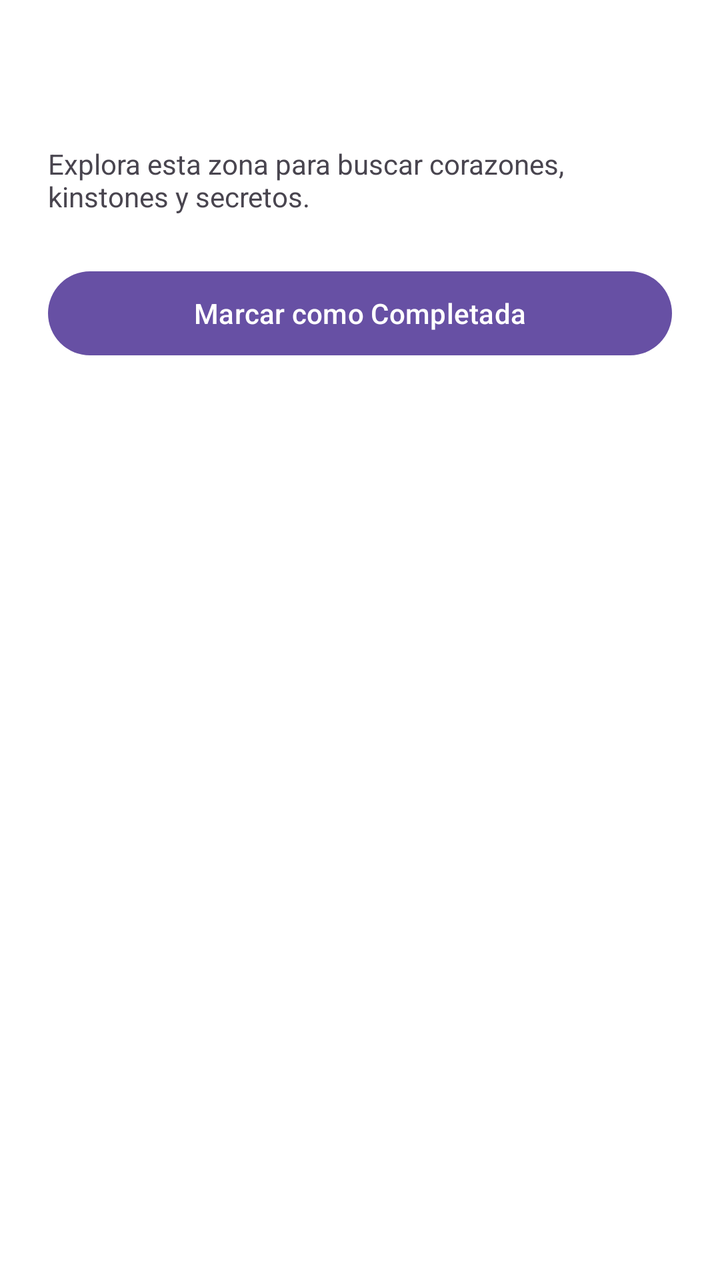
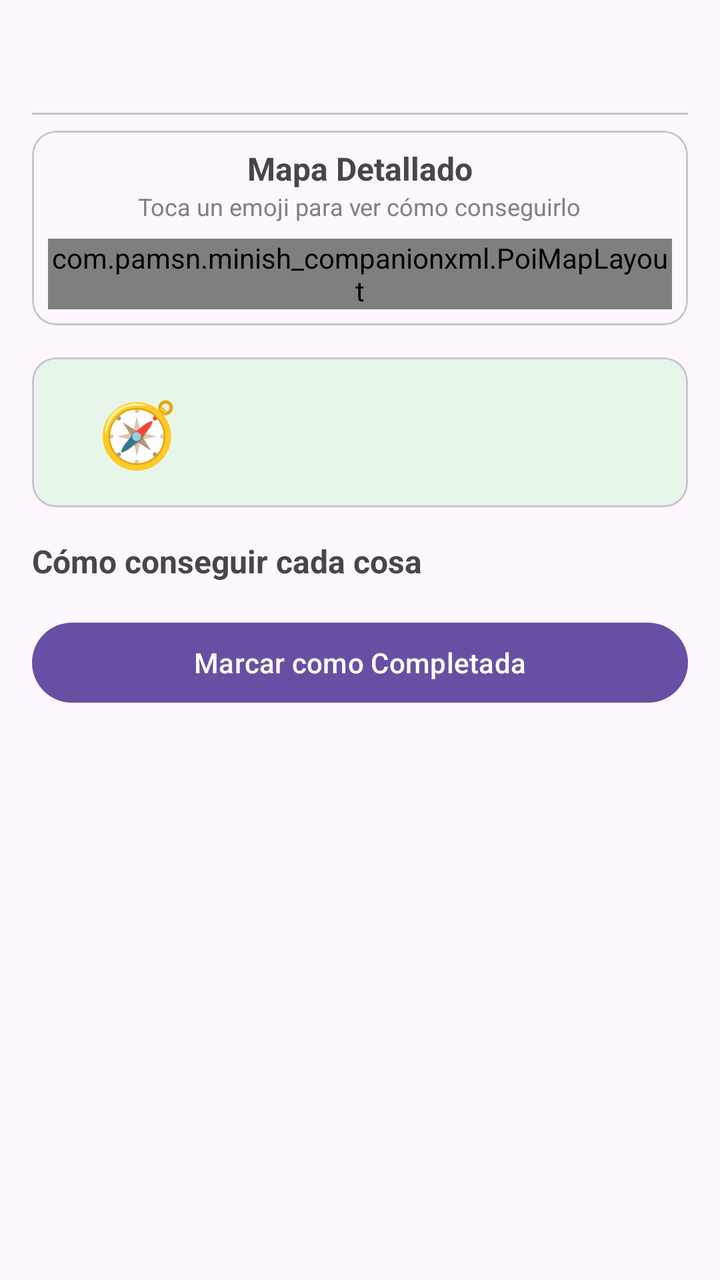

Two renders of the same Android screen: before a commit and after it. Below are the layout's source before the change and the commit's diff.
<!-- AndroidManifest.xml: application theme Theme.Minish_CompanionXML -->
<!-- res/layout/bottom_sheet_region.xml -->
<?xml version="1.0" encoding="utf-8"?>
<LinearLayout xmlns:android="http://schemas.android.com/apk/res/android"
    android:layout_width="match_parent"
    android:layout_height="wrap_content"
    android:orientation="vertical"
    android:padding="24dp"
    android:background="@android:color/white">

    <TextView
        android:id="@+id/tvRegionTitle"
        android:layout_width="match_parent"
        android:layout_height="wrap_content"
        android:textSize="24sp"
        android:textStyle="bold"
        android:textColor="#000000"/>

    <TextView
        android:layout_width="match_parent"
        android:layout_height="wrap_content"
        android:text="Explora esta zona para buscar corazones, kinstones y secretos."
        android:layout_marginTop="16dp"
        android:layout_marginBottom="24dp"/>

    <Button
        android:id="@+id/btnCompleteRegion"
        android:layout_width="match_parent"
        android:layout_height="50dp"
        android:text="Marcar como Completada"/>
</LinearLayout>
<!-- resources referenced by this layout -->
<resources>
  <style name="Theme.Minish_CompanionXML" parent="Base.Theme.Minish_CompanionXML" />
  <style name="Base.Theme.Minish_CompanionXML" parent="Theme.Material3.DayNight.NoActionBar">
          
          
      </style>
</resources>

<!-- the commit's change to res/layout/bottom_sheet_region.xml (unified diff, before → after) -->
@@ -1,29 +1,137 @@
 <?xml version="1.0" encoding="utf-8"?>
-<LinearLayout xmlns:android="http://schemas.android.com/apk/res/android"
+<androidx.core.widget.NestedScrollView xmlns:android="http://schemas.android.com/apk/res/android"
     android:layout_width="match_parent"
-    android:layout_height="wrap_content"
-    android:orientation="vertical"
-    android:padding="24dp"
-    android:background="@android:color/white">
+    android:layout_height="wrap_content">
 
-    <TextView
-        android:id="@+id/tvRegionTitle"
+    <LinearLayout
         android:layout_width="match_parent"
         android:layout_height="wrap_content"
-        android:textSize="24sp"
-        android:textStyle="bold"
-        android:textColor="#000000"/>
+        android:orientation="vertical"
+        android:padding="16dp">
 
-    <TextView
-        android:layout_width="match_parent"
-        android:layout_height="wrap_content"
-        android:text="Explora esta zona para buscar corazones, kinstones y secretos."
-        android:layout_marginTop="16dp"
-        android:layout_marginBottom="24dp"/>
+        
+        <LinearLayout
+            android:layout_width="match_parent"
+            android:layout_height="wrap_content"
+            android:gravity="center_vertical"
+            android:orientation="horizontal">
 
-    <Button
-        android:id="@+id/btnCompleteRegion"
-        android:layout_width="match_parent"
-        android:layout_height="50dp"
-        android:text="Marcar como Completada"/>
-</LinearLayout>
+            <TextView
+                android:id="@+id/tvRegionTitle"
+                android:layout_width="0dp"
+                android:layout_height="wrap_content"
+                android:layout_weight="1"
+                android:textAppearance="?attr/textAppearanceHeadlineSmall"
+                android:textStyle="bold" />
+
+            <TextView
+                android:id="@+id/tvPoiCount"
+                android:layout_width="wrap_content"
+                android:layout_height="wrap_content"
+                android:textSize="16sp" />
+        </LinearLayout>
+
+        <com.google.android.material.divider.MaterialDivider
+            android:layout_width="match_parent"
+            android:layout_height="wrap_content"
+            android:layout_marginVertical="8dp" />
+
+        
+        <com.google.android.material.card.MaterialCardView
+            android:layout_width="match_parent"
+            android:layout_height="wrap_content"
+            android:layout_marginBottom="16dp">
+
+            <LinearLayout
+                android:layout_width="match_parent"
+                android:layout_height="wrap_content"
+                android:gravity="center_horizontal"
+                android:orientation="vertical"
+                android:padding="8dp">
+
+                <TextView
+                    android:layout_width="wrap_content"
+                    android:layout_height="wrap_content"
+                    android:text="Mapa Detallado"
+                    android:textSize="16sp"
+                    android:textStyle="bold" />
+
+                <TextView
+                    android:id="@+id/tvDetailHint"
+                    android:layout_width="wrap_content"
+                    android:layout_height="wrap_content"
+                    android:layout_marginBottom="8dp"
+                    android:text="Toca un emoji para ver cómo conseguirlo"
+                    android:textColor="#808080"
+                    android:textSize="12sp" />
+
+                
+                <com.pamsn.minish_companionxml.PoiMapLayout
+                    android:id="@+id/detailFrame"
+                    android:layout_width="match_parent"
+                    android:layout_height="wrap_content">
+
+                    <ImageView
+                        android:id="@+id/imgDetail"
+                        android:layout_width="match_parent"
+                        android:layout_height="match_parent"
+                        android:contentDescription="Mapa detallado"
+                        android:scaleType="fitXY" />
+                </com.pamsn.minish_companionxml.PoiMapLayout>
+            </LinearLayout>
+        </com.google.android.material.card.MaterialCardView>
+
+        
+        <com.google.android.material.card.MaterialCardView
+            android:layout_width="match_parent"
+            android:layout_height="wrap_content"
+            android:layout_marginBottom="16dp"
+            app:cardBackgroundColor="#E8F5E9"
+            xmlns:app="http://schemas.android.com/apk/res-auto">
+
+            <LinearLayout
+                android:layout_width="match_parent"
+                android:layout_height="wrap_content"
+                android:gravity="center_vertical"
+                android:orientation="horizontal"
+                android:padding="16dp">
+
+                <TextView
+                    android:layout_width="0dp"
+                    android:layout_height="wrap_content"
+                    android:layout_weight="1"
+                    android:gravity="center"
+                    android:text="🧭"
+                    android:textSize="32sp" />
+
+                <TextView
+                    android:id="@+id/tvRegionSummary"
+                    android:layout_width="0dp"
+                    android:layout_height="wrap_content"
+                    android:layout_weight="3"
+                    android:textColor="#1B5E20" />
+            </LinearLayout>
+        </com.google.android.material.card.MaterialCardView>
+
+        <TextView
+            android:layout_width="wrap_content"
+            android:layout_height="wrap_content"
+            android:text="Cómo conseguir cada cosa"
+            android:textSize="16sp"
+            android:textStyle="bold" />
+
+        
+        <LinearLayout
+            android:id="@+id/poiList"
+            android:layout_width="match_parent"
+            android:layout_height="wrap_content"
+            android:layout_marginBottom="16dp"
+            android:orientation="vertical" />
+
+        <Button
+            android:id="@+id/btnCompleteRegion"
+            android:layout_width="match_parent"
+            android:layout_height="wrap_content"
+            android:text="Marcar como Completada" />
+    </LinearLayout>
+</androidx.core.widget.NestedScrollView>
